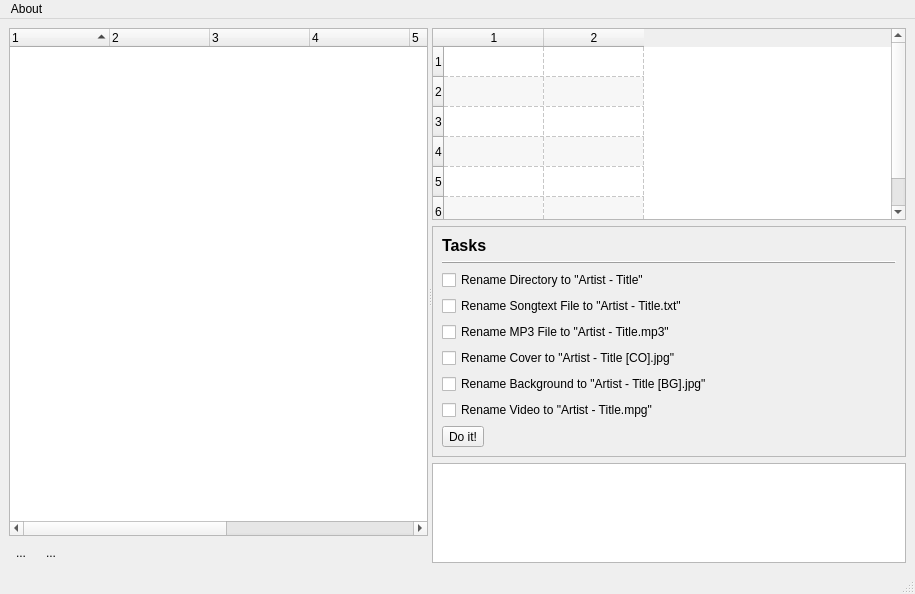
Old version of the form uman/src/QUMainWindow.ui in the repository UltraStar-Deluxe/UltraStar-Manager.
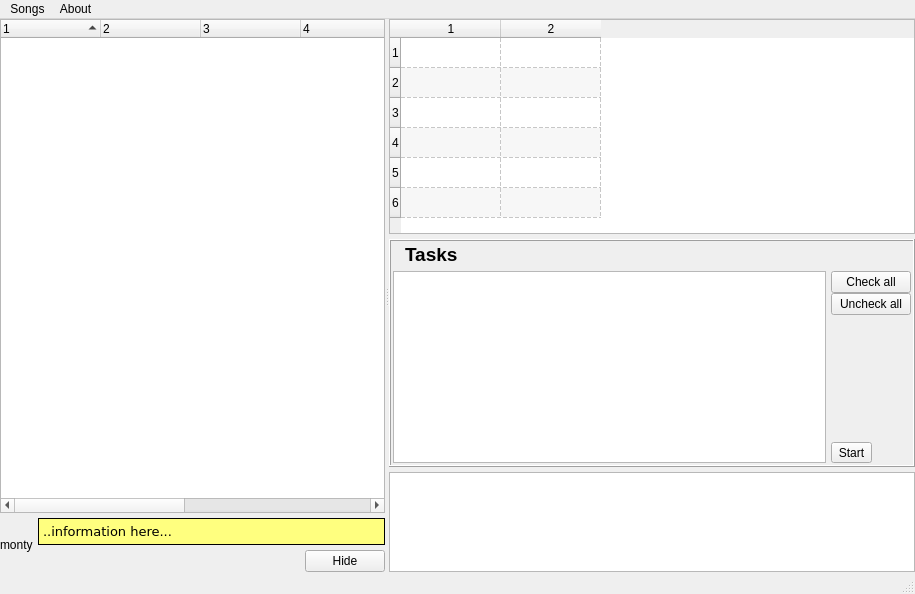
New version of the form. Icons and pictures are not drawn.

Commit message: - monty added - taglib used now for artist/title - UI changed

```diff
--- a/uman/src/QUMainWindow.ui
+++ b/uman/src/QUMainWindow.ui
@@ -17,13 +17,31 @@
   </property>
   <widget class="QWidget" name="centralwidget" >
    <layout class="QVBoxLayout" >
+    <property name="spacing" >
+     <number>0</number>
+    </property>
+    <property name="leftMargin" >
+     <number>0</number>
+    </property>
+    <property name="topMargin" >
+     <number>0</number>
+    </property>
+    <property name="rightMargin" >
+     <number>0</number>
+    </property>
+    <property name="bottomMargin" >
+     <number>0</number>
+    </property>
     <item>
      <widget class="QSplitter" name="splitter" >
       <property name="orientation" >
        <enum>Qt::Horizontal</enum>
       </property>
-      <widget class="QWidget" name="layoutWidget" >
+      <widget class="QWidget" name="" >
        <layout class="QVBoxLayout" >
+        <property name="spacing" >
+         <number>5</number>
+        </property>
         <item>
          <widget class="QTreeWidget" name="songTable" >
           <property name="sizePolicy" >
@@ -90,52 +108,195 @@
          </widget>
         </item>
         <item>
-         <layout class="QHBoxLayout" >
-          <item>
-           <widget class="QToolButton" name="expandBtn" >
-            <property name="text" >
-             <string>...</string>
-            </property>
-            <property name="icon" >
-             <iconset resource="images/uman.qrc" >:/control/arrow_out.png</iconset>
-            </property>
-            <property name="autoRaise" >
-             <bool>true</bool>
-            </property>
-           </widget>
-          </item>
-          <item>
-           <widget class="QToolButton" name="collapseBtn" >
-            <property name="text" >
-             <string>...</string>
-            </property>
-            <property name="icon" >
-             <iconset resource="images/uman.qrc" >:/control/arrow_in.png</iconset>
-            </property>
-            <property name="autoRaise" >
-             <bool>true</bool>
-            </property>
-           </widget>
-          </item>
-          <item>
-           <spacer>
-            <property name="orientation" >
-             <enum>Qt::Horizontal</enum>
-            </property>
-            <property name="sizeHint" >
-             <size>
-              <width>40</width>
-              <height>20</height>
-             </size>
-            </property>
-           </spacer>
-          </item>
-         </layout>
+         <widget class="QFrame" name="helpFrame" >
+          <property name="frameShape" >
+           <enum>QFrame::NoFrame</enum>
+          </property>
+          <property name="frameShadow" >
+           <enum>QFrame::Raised</enum>
+          </property>
+          <layout class="QHBoxLayout" >
+           <property name="spacing" >
+            <number>5</number>
+           </property>
+           <property name="leftMargin" >
+            <number>0</number>
+           </property>
+           <property name="topMargin" >
+            <number>0</number>
+           </property>
+           <property name="rightMargin" >
+            <number>0</number>
+           </property>
+           <property name="bottomMargin" >
+            <number>0</number>
+           </property>
+           <item>
+            <layout class="QVBoxLayout" >
+             <property name="spacing" >
+              <number>0</number>
+             </property>
+             <item>
+              <widget class="QLabel" name="monty" >
+               <property name="text" >
+                <string>monty</string>
+               </property>
+              </widget>
+             </item>
+             <item>
+              <spacer>
+               <property name="orientation" >
+                <enum>Qt::Vertical</enum>
+               </property>
+               <property name="sizeType" >
+                <enum>QSizePolicy::Preferred</enum>
+               </property>
+               <property name="sizeHint" >
+                <size>
+                 <width>20</width>
+                 <height>1</height>
+                </size>
+               </property>
+              </spacer>
+             </item>
+            </layout>
+           </item>
+           <item>
+            <layout class="QVBoxLayout" >
+             <item>
+              <widget class="QLabel" name="helpLbl" >
+               <property name="palette" >
+                <palette>
+                 <active>
+                  <colorrole role="Base" >
+                   <brush brushstyle="SolidPattern" >
+                    <color alpha="255" >
+                     <red>255</red>
+                     <green>255</green>
+                     <blue>255</blue>
+                    </color>
+                   </brush>
+                  </colorrole>
+                  <colorrole role="Window" >
+                   <brush brushstyle="SolidPattern" >
+                    <color alpha="255" >
+                     <red>255</red>
+                     <green>255</green>
+                     <blue>127</blue>
+                    </color>
+                   </brush>
+                  </colorrole>
+                 </active>
+                 <inactive>
+                  <colorrole role="Base" >
+                   <brush brushstyle="SolidPattern" >
+                    <color alpha="255" >
+                     <red>255</red>
+                     <green>255</green>
+                     <blue>255</blue>
+                    </color>
+                   </brush>
+                  </colorrole>
+                  <colorrole role="Window" >
+                   <brush brushstyle="SolidPattern" >
+                    <color alpha="255" >
+                     <red>255</red>
+                     <green>255</green>
+                     <blue>127</blue>
+                    </color>
+                   </brush>
+                  </colorrole>
+                 </inactive>
+                 <disabled>
+                  <colorrole role="Base" >
+                   <brush brushstyle="SolidPattern" >
+                    <color alpha="255" >
+                     <red>255</red>
+                     <green>255</green>
+                     <blue>127</blue>
+                    </color>
+                   </brush>
+                  </colorrole>
+                  <colorrole role="Window" >
+                   <brush brushstyle="SolidPattern" >
+                    <color alpha="255" >
+                     <red>255</red>
+                     <green>255</green>
+                     <blue>127</blue>
+                    </color>
+                   </brush>
+                  </colorrole>
+                 </disabled>
+                </palette>
+               </property>
+               <property name="font" >
+                <font>
+                 <family>Verdana</family>
+                 <pointsize>10</pointsize>
+                </font>
+               </property>
+               <property name="autoFillBackground" >
+                <bool>true</bool>
+               </property>
+               <property name="frameShape" >
+                <enum>QFrame::Box</enum>
+               </property>
+               <property name="frameShadow" >
+                <enum>QFrame::Plain</enum>
+               </property>
+               <property name="text" >
+                <string>..information here...</string>
+               </property>
+               <property name="alignment" >
+                <set>Qt::AlignLeading|Qt::AlignLeft|Qt::AlignTop</set>
+               </property>
+               <property name="wordWrap" >
+                <bool>true</bool>
+               </property>
+               <property name="margin" >
+                <number>5</number>
+               </property>
+               <property name="indent" >
+                <number>-1</number>
+               </property>
+              </widget>
+             </item>
+             <item>
+              <layout class="QHBoxLayout" >
+               <item>
+                <spacer>
+                 <property name="orientation" >
+                  <enum>Qt::Horizontal</enum>
+                 </property>
+                 <property name="sizeHint" >
+                  <size>
+                   <width>40</width>
+                   <height>20</height>
+                  </size>
+                 </property>
+                </spacer>
+               </item>
+               <item>
+                <widget class="QPushButton" name="hideMontyBtn" >
+                 <property name="text" >
+                  <string>Hide</string>
+                 </property>
+                </widget>
+               </item>
+              </layout>
+             </item>
+            </layout>
+           </item>
+          </layout>
+         </widget>
         </item>
        </layout>
       </widget>
-      <widget class="QWidget" name="layoutWidget" >
+      <widget class="QWidget" name="" >
        <layout class="QVBoxLayout" >
+        <property name="spacing" >
+         <number>5</number>
+        </property>
         <item>
          <widget class="QTableWidget" name="detailsTable" >
           <property name="sizePolicy" >
@@ -211,92 +372,138 @@
            </size>
           </property>
           <property name="frameShape" >
-           <enum>QFrame::StyledPanel</enum>
+           <enum>QFrame::Box</enum>
           </property>
           <property name="frameShadow" >
-           <enum>QFrame::Sunken</enum>
+           <enum>QFrame::Raised</enum>
           </property>
           <layout class="QVBoxLayout" >
+           <property name="spacing" >
+            <number>5</number>
+           </property>
+           <property name="leftMargin" >
+            <number>2</number>
+           </property>
+           <property name="topMargin" >
+            <number>2</number>
+           </property>
+           <property name="rightMargin" >
+            <number>2</number>
+           </property>
+           <property name="bottomMargin" >
+            <number>2</number>
+           </property>
            <item>
-            <widget class="QLabel" name="label" >
-             <property name="text" >
-              <string>&lt;html>&lt;head>&lt;meta name="qrichtext" content="1" />&lt;style type="text/css">
+            <layout class="QHBoxLayout" >
+             <item>
+              <widget class="QLabel" name="label_2" >
+               <property name="sizePolicy" >
+                <sizepolicy vsizetype="Preferred" hsizetype="Fixed" >
+                 <horstretch>0</horstretch>
+                 <verstretch>0</verstretch>
+                </sizepolicy>
+               </property>
+               <property name="text" >
+                <string/>
+               </property>
+               <property name="pixmap" >
+                <pixmap resource="images/uman.qrc" >:/control/textfile32.png</pixmap>
+               </property>
+              </widget>
+             </item>
+             <item>
+              <widget class="QLabel" name="label" >
+               <property name="text" >
+                <string>&lt;html>&lt;head>&lt;meta name="qrichtext" content="1" />&lt;style type="text/css">
 p, li { white-space: pre-wrap; }
 &lt;/style>&lt;/head>&lt;body style=" font-family:'MS Shell Dlg 2'; font-size:8.25pt; font-weight:400; font-style:normal;">
-&lt;p style=" margin-top:0px; margin-bottom:0px; margin-left:0px; margin-right:0px; -qt-block-indent:0; text-indent:0px;">&lt;span style=" font-size:12pt; font-weight:600;">Tasks&lt;/span>&lt;/p>&lt;/body>&lt;/html></string>
-             </property>
-            </widget>
+&lt;p style=" margin-top:0px; margin-bottom:0px; margin-left:0px; margin-right:0px; -qt-block-indent:0; text-indent:0px; font-size:8pt;">&lt;span style=" font-size:14pt; font-weight:600;">Tasks&lt;/span>&lt;/p>&lt;/body>&lt;/html></string>
+               </property>
+              </widget>
+             </item>
+            </layout>
            </item>
            <item>
-            <widget class="Line" name="line" >
-             <property name="frameShadow" >
-              <enum>QFrame::Raised</enum>
+            <layout class="QHBoxLayout" >
+             <property name="spacing" >
+              <number>5</number>
              </property>
-             <property name="orientation" >
-              <enum>Qt::Horizontal</enum>
-             </property>
-            </widget>
-           </item>
-           <item>
-            <widget class="QCheckBox" name="renameDirChk" >
-             <property name="text" >
-              <string>Rename Directory to "Artist - Title"</string>
-             </property>
-            </widget>
-           </item>
-           <item>
-            <widget class="QCheckBox" name="renameTxtChk" >
-             <property name="text" >
-              <string>Rename Songtext File to "Artist - Title.txt"</string>
-             </property>
-            </widget>
-           </item>
-           <item>
-            <widget class="QCheckBox" name="renameMp3Chk" >
-             <property name="text" >
-              <string>Rename MP3 File to "Artist - Title.mp3"</string>
-             </property>
-            </widget>
-           </item>
-           <item>
-            <widget class="QCheckBox" name="renameCoverChk" >
-             <property name="text" >
-              <string>Rename Cover to "Artist - Title [CO].jpg"</string>
-             </property>
-            </widget>
-           </item>
-           <item>
-            <widget class="QCheckBox" name="renameBackgroundChk" >
-             <property name="text" >
-              <string>Rename Background to "Artist - Title [BG].jpg"</string>
-             </property>
-            </widget>
-           </item>
-           <item>
-            <widget class="QCheckBox" name="renameVideoChk" >
-             <property name="text" >
-              <string>Rename Video to "Artist - Title.mpg"</string>
-             </property>
-            </widget>
-           </item>
-           <item>
-            <widget class="QToolButton" name="taskBtn" >
-             <property name="sizePolicy" >
-              <sizepolicy vsizetype="Fixed" hsizetype="Fixed" >
-               <horstretch>0</horstretch>
-               <verstretch>0</verstretch>
-              </sizepolicy>
-             </property>
-             <property name="minimumSize" >
-              <size>
-               <width>0</width>
-               <height>0</height>
-              </size>
-             </property>
-             <property name="text" >
-              <string>Do it!</string>
-             </property>
-            </widget>
+             <item>
+              <widget class="QListWidget" name="taskList" >
+               <property name="editTriggers" >
+                <set>QAbstractItemView::NoEditTriggers</set>
+               </property>
+              </widget>
+             </item>
+             <item>
+              <layout class="QVBoxLayout" >
+               <property name="spacing" >
+                <number>0</number>
+               </property>
+               <item>
+                <widget class="QPushButton" name="allTasksBtn" >
+                 <property name="sizePolicy" >
+                  <sizepolicy vsizetype="Fixed" hsizetype="Fixed" >
+                   <horstretch>0</horstretch>
+                   <verstretch>0</verstretch>
+                  </sizepolicy>
+                 </property>
+                 <property name="text" >
+                  <string>Check all</string>
+                 </property>
+                </widget>
+               </item>
+               <item>
+                <widget class="QPushButton" name="noTasksBtn" >
+                 <property name="sizePolicy" >
+                  <sizepolicy vsizetype="Fixed" hsizetype="Fixed" >
+                   <horstretch>0</horstretch>
+                   <verstretch>0</verstretch>
+                  </sizepolicy>
+                 </property>
+                 <property name="text" >
+                  <string>Uncheck all</string>
+                 </property>
+                </widget>
+               </item>
+               <item>
+                <spacer>
+                 <property name="orientation" >
+                  <enum>Qt::Vertical</enum>
+                 </property>
+                 <property name="sizeHint" >
+                  <size>
+                   <width>20</width>
+                   <height>21</height>
+                  </size>
+                 </property>
+                </spacer>
+               </item>
+               <item>
+                <widget class="QToolButton" name="taskBtn" >
+                 <property name="toolTip" >
+                  <string>Do all checked tasks for all selected songs.</string>
+                 </property>
+                 <property name="text" >
+                  <string>Start</string>
+                 </property>
+                 <property name="icon" >
+                  <iconset resource="images/uman.qrc" >:/control/wizard.png</iconset>
+                 </property>
+                 <property name="iconSize" >
+                  <size>
+                   <width>32</width>
+                   <height>32</height>
+                  </size>
+                 </property>
+                 <property name="toolButtonStyle" >
+                  <enum>Qt::ToolButtonTextBesideIcon</enum>
+                 </property>
+                </widget>
+               </item>
+              </layout>
+             </item>
+            </layout>
            </item>
           </layout>
          </widget>
@@ -343,6 +550,14 @@
     <addaction name="separator" />
     <addaction name="actionUman" />
    </widget>
+   <widget class="QMenu" name="menuSongs" >
+    <property name="title" >
+     <string>Songs</string>
+    </property>
+    <addaction name="actionExpandAll" />
+    <addaction name="actionCollapseAll" />
+   </widget>
+   <addaction name="menuSongs" />
    <addaction name="menuAbout_Qt" />
   </widget>
   <widget class="QStatusBar" name="statusbar" />
```
Left out of the diff: 30 changed lines with no effect on the pictures. The commit also changes 14 other files.
